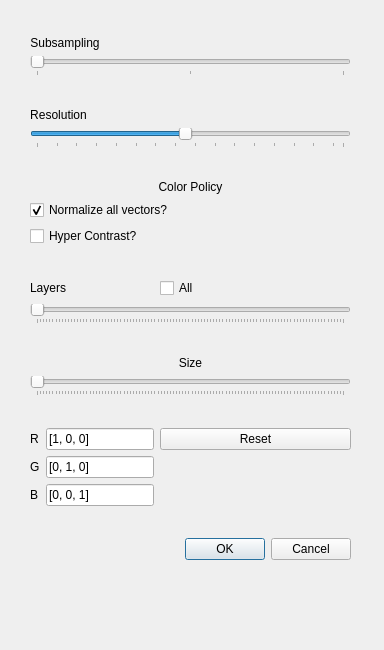
The window that Windows/UI_files/ArrowPerfOptions.ui (LemurPwned/VISM) describes before a commit, drawn with Qt 5.
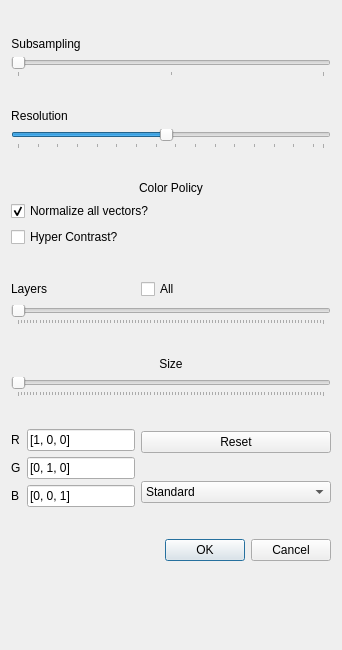
The same window after the commit.

Diff of the .ui file:
```diff
--- a/Windows/UI_files/ArrowPerfOptions.ui
+++ b/Windows/UI_files/ArrowPerfOptions.ui
@@ -6,22 +6,15 @@
    <rect>
     <x>0</x>
     <y>0</y>
-    <width>384</width>
+    <width>342</width>
     <height>650</height>
    </rect>
   </property>
   <property name="windowTitle">
    <string>Dialog</string>
   </property>
-  <widget class="QWidget" name="formLayoutWidget">
-   <property name="geometry">
-    <rect>
-     <x>30</x>
-     <y>10</y>
-     <width>321</width>
-     <height>624</height>
-    </rect>
-   </property>
+  <layout class="QVBoxLayout" name="verticalLayout">
+   <item>
    <layout class="QFormLayout" name="formLayout">
     <property name="fieldGrowthPolicy">
      <enum>QFormLayout::AllNonFixedFieldsGrow</enum>
@@ -220,13 +213,6 @@
       </item>
      </layout>
     </item>
-    <item row="18" column="1">
-     <widget class="QPushButton" name="pushButton_4">
-      <property name="text">
-       <string>Reset</string>
-      </property>
-     </widget>
-    </item>
     <item row="20" column="1">
      <widget class="QDialogButtonBox" name="buttonBox">
       <property name="orientation">
@@ -342,8 +328,63 @@
       </property>
      </widget>
     </item>
-   </layout>
-  </widget>
+     <item row="18" column="1">
+      <layout class="QVBoxLayout" name="verticalLayout_4">
+       <item>
+        <widget class="QPushButton" name="pushButton_6">
+         <property name="text">
+          <string>Reset</string>
+         </property>
+        </widget>
+       </item>
+       <item>
+        <spacer name="horizontalSpacer_15">
+         <property name="orientation">
+          <enum>Qt::Horizontal</enum>
+         </property>
+         <property name="sizeHint" stdset="0">
+          <size>
+           <width>40</width>
+           <height>20</height>
+          </size>
+         </property>
+        </spacer>
+       </item>
+       <item>
+        <widget class="QComboBox" name="comboBox_2">
+         <property name="layoutDirection">
+          <enum>Qt::LeftToRight</enum>
+         </property>
+         <item>
+          <property name="text">
+           <string>Standard</string>
+          </property>
+         </item>
+         <item>
+          <property name="text">
+           <string>RGB policy</string>
+          </property>
+         </item>
+        </widget>
+       </item>
+      </layout>
+     </item>
+     <item row="0" column="0" colspan="2">
+      <spacer name="horizontalSpacer_2">
+       <property name="orientation">
+        <enum>Qt::Horizontal</enum>
+       </property>
+       <property name="sizeHint" stdset="0">
+        <size>
+         <width>40</width>
+         <height>20</height>
+        </size>
+       </property>
+      </spacer>
+     </item>
+    </layout>
+   </item>
+  </layout>
  </widget>
  <resources/>
  <connections>
```
Left out of the diff: 15 changed lines with no effect on the pictures. Lines whose indentation alone changed are shown as unchanged.
